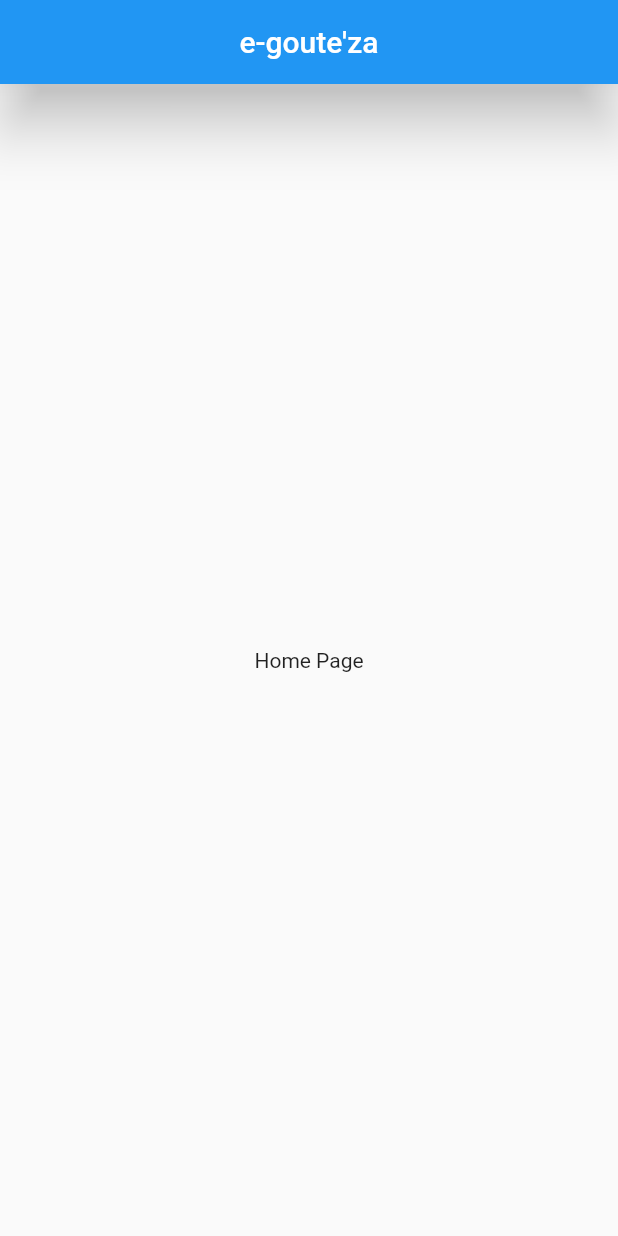
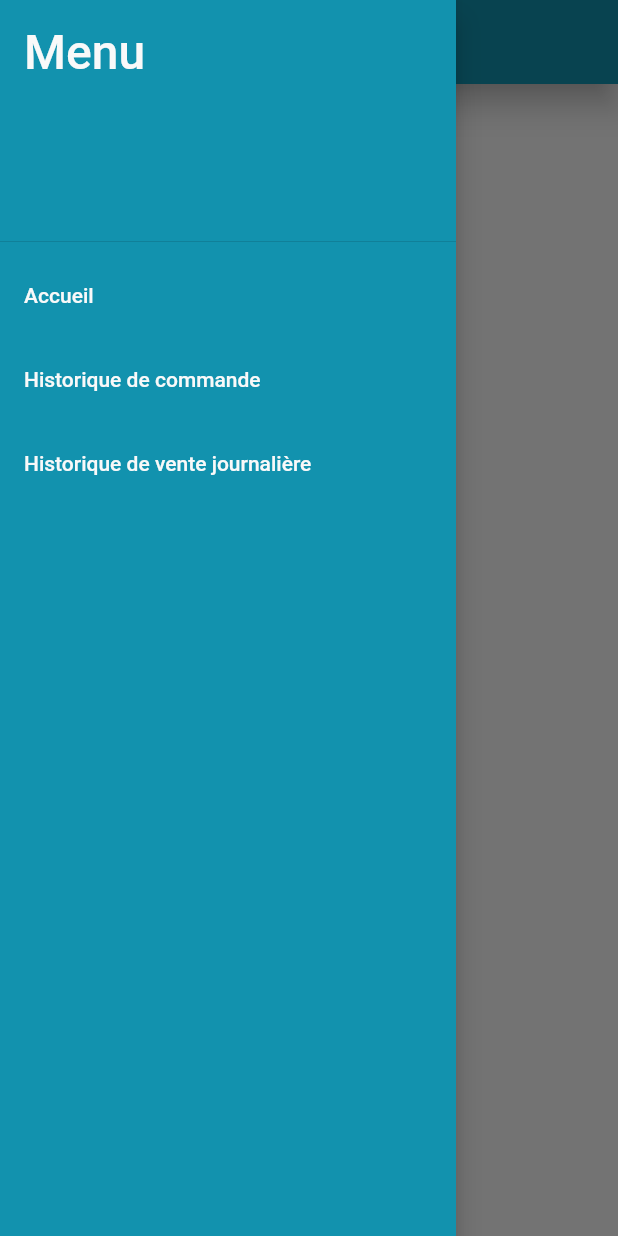
Before and after one commit to ChristianNomena/e_gouter_za, a Flutter app: the screen it shows after launch, with the side drawer open (before the commit the screen has no drawer), on a phone screen of 412 x 824 dp. Run offline on Flutter 3.47's test engine with Material 2 defaults, Android fonts, the light colour scheme and no system bars.

Commit message:
add app drawer menu

```diff
--- /dev/null
+++ b/lib/components/app_drawer_menu.dart
@@ -0,0 +1,43 @@
+import 'package:e_goute_za/constants.dart';
+import 'package:flutter/material.dart';
+
+class AppDrawerMenu extends StatelessWidget {
+  const AppDrawerMenu({Key? key}) : super(key: key);
+
+  @override
+  Widget build(BuildContext context) {
+    return Drawer(
+      child: ListView(
+        children: const [
+          DrawerHeader(
+            child: Text(
+              "Menu",
+              style: TextStyle(
+                color: kLightColor,
+                fontSize: 32.0,
+              ),
+            ),
+          ),
+          ListTile(
+            title: Text(
+              "Accueil",
+              style: kAppDrawerMenuOptionStyle,
+            ),
+          ),
+          ListTile(
+            title: Text(
+              "Historique de commande",
+              style: kAppDrawerMenuOptionStyle,
+            ),
+          ),
+          ListTile(
+            title: Text(
+              "Historique de vente journalière",
+              style: kAppDrawerMenuOptionStyle,
+            ),
+          ),
+        ],
+      ),
+    );
+  }
+}
--- /dev/null
+++ b/lib/constants.dart
@@ -0,0 +1,9 @@
+import 'package:flutter/material.dart';
+
+const kPrimaryColor = Color(0xFF1292AE);
+const kSecondaryColor = Color(0xFFEEC193);
+const kLightColor = Color(0xFFF9F9F9);
+
+const kAppDrawerMenuOptionStyle = TextStyle(
+  color: kLightColor,
+);
--- a/lib/main.dart
+++ b/lib/main.dart
@@ -1,4 +1,5 @@
-import 'package:e_goute_za/pages/HomePage.dart';
+import 'package:e_goute_za/constants.dart';
+import 'package:e_goute_za/pages/home_page.dart';
 import 'package:flutter/material.dart';
 
 void main() {
@@ -11,9 +12,14 @@ class MyApp extends StatelessWidget {
   @override
   Widget build(BuildContext context) {
     return MaterialApp(
-      title: 'Flutter Demo',
+      title: "e-goute'za",
+      debugShowCheckedModeBanner: false,
       theme: ThemeData(
         primarySwatch: Colors.blue,
+        drawerTheme: const DrawerThemeData(
+          backgroundColor: kPrimaryColor,
+          elevation: 8.0,
+        ),
       ),
       initialRoute: "/",
       routes: {
--- a/lib/pages/HomePage.dart
+++ b/lib/pages/home_page.dart
@@ -1,3 +1,5 @@
+import 'package:e_goute_za/components/app_drawer_menu.dart';
+import 'package:e_goute_za/constants.dart';
 import 'package:flutter/material.dart';
 
 class HomePage extends StatefulWidget {
@@ -8,16 +10,16 @@ class HomePage extends StatefulWidget {
 }
 
 class _HomePageState extends State<HomePage> {
-  final data = "Hello";
-
   @override
   Widget build(BuildContext context) {
     return Scaffold(
       appBar: AppBar(
         title: const Text("e-goute'za"),
+        backgroundColor: kPrimaryColor,
         centerTitle: true,
-        elevation: 16.0,
+        elevation: 8.0,
       ),
+      drawer: const AppDrawerMenu(),
       body: const SafeArea(
         child: Center(
           child: Text("Home Page"),
```
